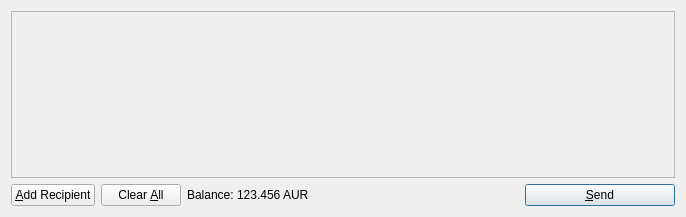
The window that src/qt/forms/sendcoinsdialog.ui (baldurodinsson/auroracoin-project) describes before a commit, drawn with Qt 5.
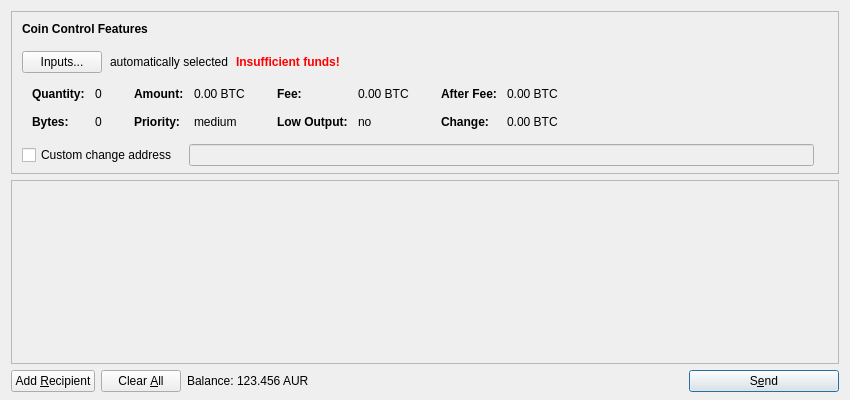
The same window after the commit. Icons and pictures are not drawn.

```diff
--- a/src/qt/forms/sendcoinsdialog.ui
+++ b/src/qt/forms/sendcoinsdialog.ui
@@ -6,14 +6,600 @@
    <rect>
     <x>0</x>
     <y>0</y>
-    <width>686</width>
-    <height>217</height>
+    <width>850</width>
+    <height>400</height>
    </rect>
   </property>
   <property name="windowTitle">
    <string>Send Coins</string>
   </property>
-  <layout class="QVBoxLayout" name="verticalLayout">
+  <layout class="QVBoxLayout" name="verticalLayout" stretch="0,1,0">
+   <property name="bottomMargin">
+    <number>8</number>
+   </property>
+   <item>
+    <widget class="QFrame" name="frameCoinControl">
+     <property name="sizePolicy">
+      <sizepolicy hsizetype="Expanding" vsizetype="Expanding">
+       <horstretch>0</horstretch>
+       <verstretch>0</verstretch>
+      </sizepolicy>
+     </property>
+     <property name="maximumSize">
+      <size>
+       <width>16777215</width>
+       <height>16777215</height>
+      </size>
+     </property>
+     <property name="frameShape">
+      <enum>QFrame::StyledPanel</enum>
+     </property>
+     <property name="frameShadow">
+      <enum>QFrame::Sunken</enum>
+     </property>
+     <layout class="QVBoxLayout" name="verticalLayoutCoinControl2">
+      <property name="spacing">
+       <number>0</number>
+      </property>
+      <property name="leftMargin">
+       <number>0</number>
+      </property>
+      <property name="topMargin">
+       <number>0</number>
+      </property>
+      <property name="rightMargin">
+       <number>0</number>
+      </property>
+      <property name="bottomMargin">
+       <number>6</number>
+      </property>
+      <item>
+       <layout class="QVBoxLayout" name="verticalLayoutCoinControl" stretch="0,0,0,0,1">
+        <property name="spacing">
+         <number>0</number>
+        </property>
+        <property name="leftMargin">
+         <number>10</number>
+        </property>
+        <property name="topMargin">
+         <number>10</number>
+        </property>
+        <item>
+         <layout class="QHBoxLayout" name="horizontalLayoutCoinControl1">
+          <property name="bottomMargin">
+           <number>15</number>
+          </property>
+          <item>
+           <widget class="QLabel" name="labelCoinControlFeatures">
+            <property name="sizePolicy">
+             <sizepolicy hsizetype="Preferred" vsizetype="Maximum">
+              <horstretch>0</horstretch>
+              <verstretch>0</verstretch>
+             </sizepolicy>
+            </property>
+            <property name="font">
+             <font>
+              <weight>75</weight>
+              <bold>true</bold>
+             </font>
+            </property>
+            <property name="styleSheet">
+             <string notr="true">font-weight:bold;</string>
+            </property>
+            <property name="text">
+             <string>Coin Control Features</string>
+            </property>
+           </widget>
+          </item>
+         </layout>
+        </item>
+        <item>
+         <layout class="QHBoxLayout" name="horizontalLayoutCoinControl2" stretch="0,0,0,0">
+          <property name="spacing">
+           <number>8</number>
+          </property>
+          <property name="bottomMargin">
+           <number>10</number>
+          </property>
+          <item>
+           <widget class="QPushButton" name="pushButtonCoinControl">
+            <property name="styleSheet">
+             <string notr="true"/>
+            </property>
+            <property name="text">
+             <string>Inputs...</string>
+            </property>
+           </widget>
+          </item>
+          <item>
+           <widget class="QLabel" name="labelCoinControlAutomaticallySelected">
+            <property name="text">
+             <string>automatically selected</string>
+            </property>
+            <property name="margin">
+             <number>5</number>
+            </property>
+           </widget>
+          </item>
+          <item>
+           <widget class="QLabel" name="labelCoinControlInsuffFunds">
+            <property name="font">
+             <font>
+              <weight>75</weight>
+              <bold>true</bold>
+             </font>
+            </property>
+            <property name="styleSheet">
+             <string notr="true">color:red;font-weight:bold;</string>
+            </property>
+            <property name="text">
+             <string>Insufficient funds!</string>
+            </property>
+            <property name="margin">
+             <number>5</number>
+            </property>
+           </widget>
+          </item>
+          <item>
+           <spacer name="horizontalSpacerCoinControl">
+            <property name="orientation">
+             <enum>Qt::Horizontal</enum>
+            </property>
+            <property name="sizeHint" stdset="0">
+             <size>
+              <width>40</width>
+              <height>1</height>
+             </size>
+            </property>
+           </spacer>
+          </item>
+         </layout>
+        </item>
+        <item>
+         <widget class="QWidget" name="widgetCoinControl" native="true">
+          <property name="sizePolicy">
+           <sizepolicy hsizetype="Preferred" vsizetype="Preferred">
+            <horstretch>0</horstretch>
+            <verstretch>0</verstretch>
+           </sizepolicy>
+          </property>
+          <property name="minimumSize">
+           <size>
+            <width>0</width>
+            <height>0</height>
+           </size>
+          </property>
+          <property name="styleSheet">
+           <string notr="true"/>
+          </property>
+          <layout class="QHBoxLayout" name="horizontalLayoutCoinControl5">
+           <property name="leftMargin">
+            <number>0</number>
+           </property>
+           <property name="topMargin">
+            <number>0</number>
+           </property>
+           <property name="rightMargin">
+            <number>0</number>
+           </property>
+           <property name="bottomMargin">
+            <number>0</number>
+           </property>
+           <item>
+            <layout class="QHBoxLayout" name="horizontalLayoutCoinControl3" stretch="0,0,0,1">
+             <property name="spacing">
+              <number>20</number>
+             </property>
+             <property name="topMargin">
+              <number>0</number>
+             </property>
+             <property name="bottomMargin">
+              <number>10</number>
+             </property>
+             <item>
+              <layout class="QFormLayout" name="formLayoutCoinControl1">
+               <property name="horizontalSpacing">
+                <number>10</number>
+               </property>
+               <property name="verticalSpacing">
+                <number>14</number>
+               </property>
+               <property name="leftMargin">
+                <number>10</number>
+               </property>
+               <property name="topMargin">
+                <number>4</number>
+               </property>
+               <property name="rightMargin">
+                <number>6</number>
+               </property>
+               <item row="0" column="0">
+                <widget class="QLabel" name="labelCoinControlQuantityText">
+                 <property name="font">
+                  <font>
+                   <weight>75</weight>
+                   <bold>true</bold>
+                  </font>
+                 </property>
+                 <property name="text">
+                  <string>Quantity:</string>
+                 </property>
+                 <property name="margin">
+                  <number>0</number>
+                 </property>
+                </widget>
+               </item>
+               <item row="0" column="1">
+                <widget class="QLabel" name="labelCoinControlQuantity">
+                 <property name="cursor">
+                  <cursorShape>IBeamCursor</cursorShape>
+                 </property>
+                 <property name="contextMenuPolicy">
+                  <enum>Qt::ActionsContextMenu</enum>
+                 </property>
+                 <property name="text">
+                  <string notr="true">0</string>
+                 </property>
+                 <property name="margin">
+                  <number>0</number>
+                 </property>
+                 <property name="textInteractionFlags">
+                  <set>Qt::LinksAccessibleByMouse|Qt::TextSelectableByKeyboard|Qt::TextSelectableByMouse</set>
+                 </property>
+                </widget>
+               </item>
+               <item row="1" column="0">
+                <widget class="QLabel" name="labelCoinControlBytesText">
+                 <property name="font">
+                  <font>
+                   <weight>75</weight>
+                   <bold>true</bold>
+                  </font>
+                 </property>
+                 <property name="text">
+                  <string>Bytes:</string>
+                 </property>
+                </widget>
+               </item>
+               <item row="1" column="1">
+                <widget class="QLabel" name="labelCoinControlBytes">
+                 <property name="cursor">
+                  <cursorShape>IBeamCursor</cursorShape>
+                 </property>
+                 <property name="contextMenuPolicy">
+                  <enum>Qt::ActionsContextMenu</enum>
+                 </property>
+                 <property name="text">
+                  <string notr="true">0</string>
+                 </property>
+                 <property name="textInteractionFlags">
+                  <set>Qt::LinksAccessibleByMouse|Qt::TextSelectableByKeyboard|Qt::TextSelectableByMouse</set>
+                 </property>
+                </widget>
+               </item>
+              </layout>
+             </item>
+             <item>
+              <layout class="QFormLayout" name="formLayoutCoinControl2">
+               <property name="horizontalSpacing">
+                <number>10</number>
+               </property>
+               <property name="verticalSpacing">
+                <number>14</number>
+               </property>
+               <property name="leftMargin">
+                <number>6</number>
+               </property>
+               <property name="topMargin">
+                <number>4</number>
+               </property>
+               <property name="rightMargin">
+                <number>6</number>
+               </property>
+               <item row="0" column="0">
+                <widget class="QLabel" name="labelCoinControlAmountText">
+                 <property name="font">
+                  <font>
+                   <weight>75</weight>
+                   <bold>true</bold>
+                  </font>
+                 </property>
+                 <property name="text">
+                  <string>Amount:</string>
+                 </property>
+                 <property name="margin">
+                  <number>0</number>
+                 </property>
+                </widget>
+               </item>
+               <item row="0" column="1">
+                <widget class="QLabel" name="labelCoinControlAmount">
+                 <property name="cursor">
+                  <cursorShape>IBeamCursor</cursorShape>
+                 </property>
+                 <property name="contextMenuPolicy">
+                  <enum>Qt::ActionsContextMenu</enum>
+                 </property>
+                 <property name="text">
+                  <string notr="true">0.00 BTC</string>
+                 </property>
+                 <property name="textInteractionFlags">
+                  <set>Qt::LinksAccessibleByMouse|Qt::TextSelectableByKeyboard|Qt::TextSelectableByMouse</set>
+                 </property>
+                </widget>
+               </item>
+               <item row="1" column="0">
+                <widget class="QLabel" name="labelCoinControlPriorityText">
+                 <property name="font">
+                  <font>
+                   <weight>75</weight>
+                   <bold>true</bold>
+                  </font>
+                 </property>
+                 <property name="text">
+                  <string>Priority:</string>
+                 </property>
+                </widget>
+               </item>
+               <item row="1" column="1">
+                <widget class="QLabel" name="labelCoinControlPriority">
+                 <property name="cursor">
+                  <cursorShape>IBeamCursor</cursorShape>
+                 </property>
+                 <property name="contextMenuPolicy">
+                  <enum>Qt::ActionsContextMenu</enum>
+                 </property>
+                 <property name="text">
+                  <string notr="true">medium</string>
+                 </property>
+                 <property name="textInteractionFlags">
+                  <set>Qt::LinksAccessibleByMouse|Qt::TextSelectableByKeyboard|Qt::TextSelectableByMouse</set>
+                 </property>
+                </widget>
+               </item>
+              </layout>
+             </item>
+             <item>
+              <layout class="QFormLayout" name="formLayoutCoinControl3">
+               <property name="horizontalSpacing">
+                <number>10</number>
+               </property>
+               <property name="verticalSpacing">
+                <number>14</number>
+               </property>
+               <property name="leftMargin">
+                <number>6</number>
+               </property>
+               <property name="topMargin">
+                <number>4</number>
+               </property>
+               <property name="rightMargin">
+                <number>6</number>
+               </property>
+               <item row="0" column="0">
+                <widget class="QLabel" name="labelCoinControlFeeText">
+                 <property name="font">
+                  <font>
+                   <weight>75</weight>
+                   <bold>true</bold>
+                  </font>
+                 </property>
+                 <property name="text">
+                  <string>Fee:</string>
+                 </property>
+                 <property name="margin">
+                  <number>0</number>
+                 </property>
+                </widget>
+               </item>
+               <item row="0" column="1">
+                <widget class="QLabel" name="labelCoinControlFee">
+                 <property name="cursor">
+                  <cursorShape>IBeamCursor</cursorShape>
+                 </property>
+                 <property name="contextMenuPolicy">
+                  <enum>Qt::ActionsContextMenu</enum>
+                 </property>
+                 <property name="text">
+                  <string notr="true">0.00 BTC</string>
+                 </property>
+                 <property name="textInteractionFlags">
+                  <set>Qt::LinksAccessibleByMouse|Qt::TextSelectableByKeyboard|Qt::TextSelectableByMouse</set>
+                 </property>
+                </widget>
+               </item>
+               <item row="1" column="0">
+                <widget class="QLabel" name="labelCoinControlLowOutputText">
+                 <property name="font">
+                  <font>
+                   <weight>75</weight>
+                   <bold>true</bold>
+                  </font>
+                 </property>
+                 <property name="text">
+                  <string>Low Output:</string>
+                 </property>
+                </widget>
+               </item>
+               <item row="1" column="1">
+                <widget class="QLabel" name="labelCoinControlLowOutput">
+                 <property name="cursor">
+                  <cursorShape>IBeamCursor</cursorShape>
+                 </property>
+                 <property name="contextMenuPolicy">
+                  <enum>Qt::ActionsContextMenu</enum>
+                 </property>
+                 <property name="text">
+                  <string notr="true">no</string>
+                 </property>
+                 <property name="textInteractionFlags">
+                  <set>Qt::LinksAccessibleByMouse|Qt::TextSelectableByKeyboard|Qt::TextSelectableByMouse</set>
+                 </property>
+                </widget>
+               </item>
+              </layout>
+             </item>
+             <item>
+              <layout class="QFormLayout" name="formLayoutCoinControl4">
+               <property name="horizontalSpacing">
+                <number>10</number>
+               </property>
+               <property name="verticalSpacing">
+                <number>14</number>
+               </property>
+               <property name="leftMargin">
+                <number>6</number>
+               </property>
+               <property name="topMargin">
+                <number>4</number>
+               </property>
+               <property name="rightMargin">
+                <number>6</number>
+               </property>
+               <item row="0" column="0">
+                <widget class="QLabel" name="labelCoinControlAfterFeeText">
+                 <property name="font">
+                  <font>
+                   <weight>75</weight>
+                   <bold>true</bold>
+                  </font>
+                 </property>
+                 <property name="text">
+                  <string>After Fee:</string>
+                 </property>
+                 <property name="margin">
+                  <number>0</number>
+                 </property>
+                </widget>
+               </item>
+               <item row="0" column="1">
+                <widget class="QLabel" name="labelCoinControlAfterFee">
+                 <property name="cursor">
+                  <cursorShape>IBeamCursor</cursorShape>
+                 </property>
+                 <property name="contextMenuPolicy">
+                  <enum>Qt::ActionsContextMenu</enum>
+                 </property>
+                 <property name="text">
+                  <string notr="true">0.00 BTC</string>
+                 </property>
+                 <property name="textInteractionFlags">
+                  <set>Qt::LinksAccessibleByMouse|Qt::TextSelectableByKeyboard|Qt::TextSelectableByMouse</set>
+                 </property>
+                </widget>
+               </item>
+               <item row="1" column="0">
+                <widget class="QLabel" name="labelCoinControlChangeText">
+                 <property name="font">
+                  <font>
+                   <weight>75</weight>
+                   <bold>true</bold>
+                  </font>
+                 </property>
+                 <property name="text">
+                  <string>Change:</string>
+                 </property>
+                </widget>
+               </item>
+               <item row="1" column="1">
+                <widget class="QLabel" name="labelCoinControlChange">
+                 <property name="cursor">
+                  <cursorShape>IBeamCursor</cursorShape>
+                 </property>
+                 <property name="contextMenuPolicy">
+                  <enum>Qt::ActionsContextMenu</enum>
+                 </property>
+                 <property name="text">
+                  <string notr="true">0.00 BTC</string>
+                 </property>
+                 <property name="textInteractionFlags">
+                  <set>Qt::LinksAccessibleByMouse|Qt::TextSelectableByKeyboard|Qt::TextSelectableByMouse</set>
+                 </property>
+                </widget>
+               </item>
+              </layout>
+             </item>
+            </layout>
+           </item>
+          </layout>
+         </widget>
+        </item>
+        <item>
+         <layout class="QHBoxLayout" name="horizontalLayoutCoinControl4" stretch="0,0,0">
+          <property name="spacing">
+           <number>12</number>
+          </property>
+          <property name="sizeConstraint">
+           <enum>QLayout::SetDefaultConstraint</enum>
+          </property>
+          <property name="topMargin">
+           <number>5</number>
+          </property>
+          <property name="rightMargin">
+           <number>5</number>
+          </property>
+          <item>
+           <widget class="QCheckBox" name="checkBoxCoinControlChange">
+            <property name="text">
+             <string>Custom change address</string>
+            </property>
+           </widget>
+          </item>
+          <item>
+           <widget class="QLineEdit" name="lineEditCoinControlChange">
+            <property name="enabled">
+             <bool>false</bool>
+            </property>
+            <property name="sizePolicy">
+             <sizepolicy hsizetype="Expanding" vsizetype="Fixed">
+              <horstretch>0</horstretch>
+              <verstretch>0</verstretch>
+             </sizepolicy>
+            </property>
+           </widget>
+          </item>
+          <item>
+           <widget class="QLabel" name="labelCoinControlChangeLabel">
+            <property name="sizePolicy">
+             <sizepolicy hsizetype="Preferred" vsizetype="Expanding">
+              <horstretch>0</horstretch>
+              <verstretch>0</verstretch>
+             </sizepolicy>
+            </property>
+            <property name="minimumSize">
+             <size>
+              <width>0</width>
+              <height>0</height>
+             </size>
+            </property>
+            <property name="text">
+             <string/>
+            </property>
+            <property name="margin">
+             <number>3</number>
+            </property>
+           </widget>
+          </item>
+         </layout>
+        </item>
+        <item>
+         <spacer name="verticalSpacerCoinControl">
+          <property name="orientation">
+           <enum>Qt::Vertical</enum>
+          </property>
+          <property name="sizeHint" stdset="0">
+           <size>
+            <width>800</width>
+            <height>1</height>
+           </size>
+          </property>
+         </spacer>
+        </item>
+       </layout>
+      </item>
+     </layout>
+    </widget>
+   </item>
    <item>
     <widget class="QScrollArea" name="scrollArea">
      <property name="widgetResizable">
@@ -24,12 +610,21 @@
        <rect>
         <x>0</x>
         <y>0</y>
-        <width>666</width>
-        <height>165</height>
+        <width>830</width>
+        <height>178</height>
        </rect>
       </property>
-      <layout class="QVBoxLayout" name="verticalLayout_2">
-       <property name="margin">
+      <layout class="QVBoxLayout" name="verticalLayout_2" stretch="0,1">
+       <property name="leftMargin">
+        <number>0</number>
+       </property>
+       <property name="topMargin">
+        <number>0</number>
+       </property>
+       <property name="rightMargin">
+        <number>0</number>
+       </property>
+       <property name="bottomMargin">
         <number>0</number>
        </property>
        <item>
@@ -64,7 +659,7 @@
         <string>Send to multiple recipients at once</string>
        </property>
        <property name="text">
-        <string>&amp;Add Recipient</string>
+        <string>Add &amp;Recipient</string>
        </property>
        <property name="icon">
         <iconset resource="../bitcoin.qrc">
@@ -153,8 +748,8 @@
         <string>Confirm the send action</string>
        </property>
        <property name="text">
-        <string>&amp;Send</string>
-       </property>
+        <string>S&amp;end</string>
+         </property>
        <property name="icon">
         <iconset resource="../bitcoin.qrc">
          <normaloff>:/icons/send</normaloff>:/icons/send</iconset>
```
Left out of the diff: 2 changed lines with no effect on the pictures.
